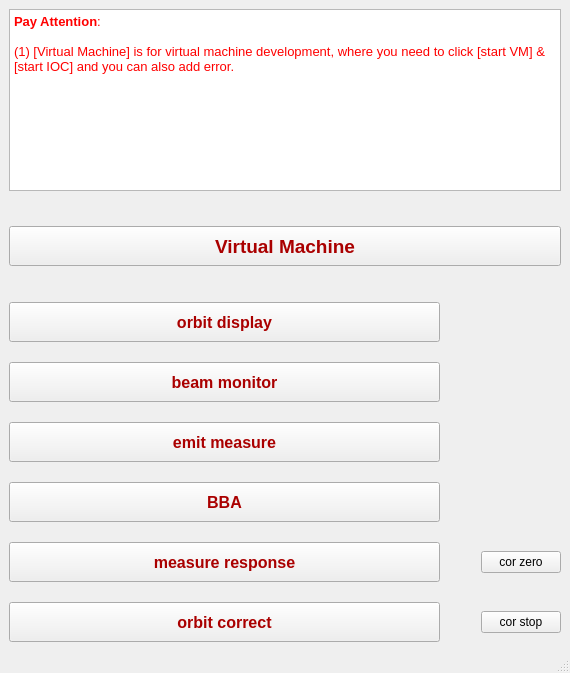
The window that apps/launcher/gui.ui (ustc-zhr/half_linac) describes before a commit, drawn with Qt 5.
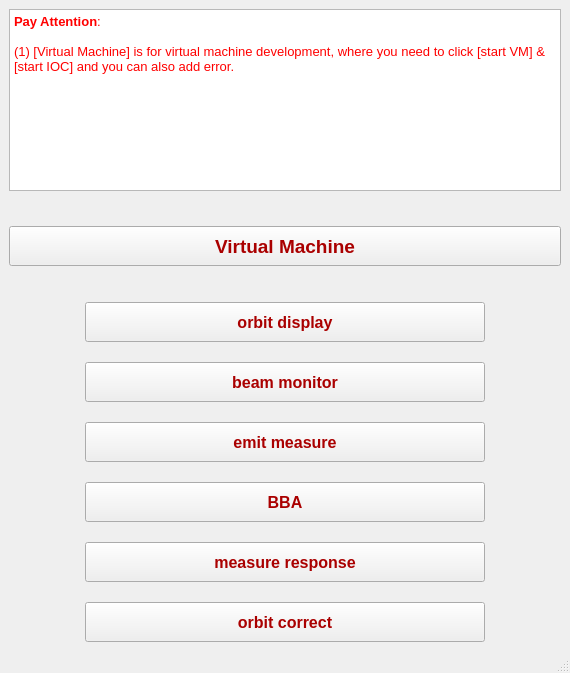
The same window after the commit.

Diff of the .ui file:
```diff
--- a/apps/launcher/gui.ui
+++ b/apps/launcher/gui.ui
@@ -56,31 +56,10 @@
        </widget>
       </item>
       <item row="4" column="0">
-       <layout class="QGridLayout" name="gridLayout" columnstretch="20,0,0,0">
+       <layout class="QGridLayout" name="gridLayout" columnstretch="20">
         <property name="verticalSpacing">
          <number>20</number>
         </property>
-        <item row="2" column="0">
-         <widget class="QPushButton" name="pushButton_2">
-          <property name="minimumSize">
-           <size>
-            <width>0</width>
-            <height>40</height>
-           </size>
-          </property>
-          <property name="styleSheet">
-           <string notr="true">QPushButton{
-
-color: rgb(170, 0, 0);
-
-font: bold 12pt;
-}</string>
-          </property>
-          <property name="text">
-           <string>emit measure</string>
-          </property>
-         </widget>
-        </item>
         <item row="0" column="0">
          <widget class="QPushButton" name="pushButton">
           <property name="minimumSize">
@@ -89,6 +68,12 @@
             <height>40</height>
            </size>
           </property>
+          <property name="maximumSize">
+           <size>
+            <width>400</width>
+            <height>16777215</height>
+           </size>
+          </property>
           <property name="toolTip">
            <string>&lt;html&gt;&lt;head/&gt;&lt;body&gt;&lt;p&gt;&lt;br/&gt;&lt;/p&gt;&lt;/body&gt;&lt;/html&gt;</string>
           </property>
@@ -114,19 +99,6 @@
           </property>
          </widget>
         </item>
-        <item row="4" column="1">
-         <spacer name="horizontalSpacer">
-          <property name="orientation">
-           <enum>Qt::Horizontal</enum>
-          </property>
-          <property name="sizeHint" stdset="0">
-           <size>
-            <width>35</width>
-            <height>20</height>
-           </size>
-          </property>
-         </spacer>
-        </item>
         <item row="4" column="0">
          <widget class="QPushButton" name="measure_response">
           <property name="minimumSize">
@@ -135,6 +107,12 @@
             <height>40</height>
            </size>
           </property>
+          <property name="maximumSize">
+           <size>
+            <width>400</width>
+            <height>16777215</height>
+           </size>
+          </property>
           <property name="styleSheet">
            <string notr="true">QPushButton{
 
@@ -148,14 +126,20 @@
           </property>
          </widget>
         </item>
-        <item row="5" column="0">
-         <widget class="QPushButton" name="orbit_correct">
+        <item row="2" column="0">
+         <widget class="QPushButton" name="pushButton_2">
           <property name="minimumSize">
            <size>
             <width>0</width>
             <height>40</height>
            </size>
           </property>
+          <property name="maximumSize">
+           <size>
+            <width>400</width>
+            <height>16777215</height>
+           </size>
+          </property>
           <property name="styleSheet">
            <string notr="true">QPushButton{
 
@@ -165,7 +149,7 @@
 }</string>
           </property>
           <property name="text">
-           <string>orbit correct</string>
+           <string>emit measure</string>
           </property>
          </widget>
         </item>
@@ -177,6 +161,12 @@
             <height>40</height>
            </size>
           </property>
+          <property name="maximumSize">
+           <size>
+            <width>400</width>
+            <height>16777215</height>
+           </size>
+          </property>
           <property name="styleSheet">
            <string notr="true">QPushButton{
 
@@ -198,6 +188,12 @@
             <height>40</height>
            </size>
           </property>
+          <property name="maximumSize">
+           <size>
+            <width>400</width>
+            <height>16777215</height>
+           </size>
+          </property>
           <property name="styleSheet">
            <string notr="true">QPushButton{
 
@@ -211,17 +207,30 @@
           </property>
          </widget>
         </item>
-        <item row="4" column="2">
-         <widget class="QPushButton" name="cor_off">
-          <property name="text">
-           <string>cor zero</string>
+        <item row="5" column="0">
+         <widget class="QPushButton" name="orbit_correct">
+          <property name="minimumSize">
+           <size>
+            <width>0</width>
+            <height>40</height>
+           </size>
           </property>
-         </widget>
-        </item>
-        <item row="5" column="2">
-         <widget class="QPushButton" name="cor_stop">
+          <property name="maximumSize">
+           <size>
+            <width>400</width>
+            <height>16777215</height>
+           </size>
+          </property>
+          <property name="styleSheet">
+           <string notr="true">QPushButton{
+
+color: rgb(170, 0, 0);
+
+font: bold 12pt;
+}</string>
+          </property>
           <property name="text">
-           <string>cor stop</string>
+           <string>orbit correct</string>
           </property>
          </widget>
         </item>
```
Left out of the diff: 52 changed lines with no effect on the pictures.
